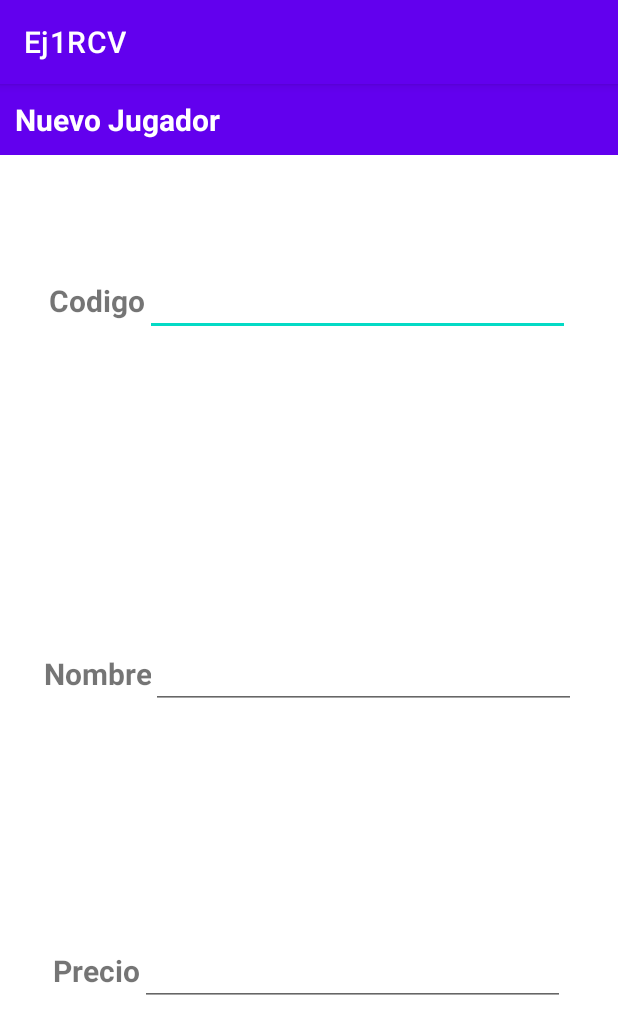
After one commit to rcanelav/Ej1RCV, an Android app: the AddPlayerActivity screen opened directly, with no data from a screen before it, on a phone screen of 412 x 824 dp. The commit adds this screen. Shown: the top 1034 px of the screen. Run offline under Robolectric (Android 15) with nearby library versions, the phone set to English and light mode, and no system bars.

Commit message:
ADD: code name and price to add new Player activity

```diff
--- a/app/src/main/AndroidManifest.xml
+++ b/app/src/main/AndroidManifest.xml
@@ -12,6 +12,13 @@
         android:supportsRtl="true"
         android:theme="@style/Theme.Ej1RCV"
         tools:targetApi="31">
+        <activity
+            android:name=".AddPlayerActivity"
+            android:exported="false">
+            <meta-data
+                android:name="android.app.lib_name"
+                android:value="" />
+        </activity>
         <activity
             android:name=".PlayerListActivity"
             android:exported="false">
--- /dev/null
+++ b/app/src/main/java/com/liceolapaz/dam/ej1rcv/AddPlayerActivity.kt
@@ -0,0 +1,11 @@
+package com.liceolapaz.dam.ej1rcv
+
+import androidx.appcompat.app.AppCompatActivity
+import android.os.Bundle
+
+class AddPlayerActivity : AppCompatActivity() {
+    override fun onCreate(savedInstanceState: Bundle?) {
+        super.onCreate(savedInstanceState)
+        setContentView(R.layout.activity_add_player)
+    }
+}
--- a/app/src/main/java/com/liceolapaz/dam/ej1rcv/PlayerListActivity.kt
+++ b/app/src/main/java/com/liceolapaz/dam/ej1rcv/PlayerListActivity.kt
@@ -1,8 +1,10 @@
 package com.liceolapaz.dam.ej1rcv
 
+import android.content.Intent
 import android.database.sqlite.SQLiteDatabase
 import androidx.appcompat.app.AppCompatActivity
 import android.os.Bundle
+import android.widget.Button
 import com.liceolapaz.dam.ej1rcv.databinding.ActivityPlayerListBinding
 
 class PlayerListActivity : AppCompatActivity() {
@@ -13,22 +15,27 @@ class PlayerListActivity : AppCompatActivity() {
         setContentView(R.layout.activity_player_list)
         playersDBHelper = miSQLiteHelper(this)
 
-        val db : SQLiteDatabase = playersDBHelper.readableDatabase
-        val cursor = db.rawQuery("SELECT * FROM players", null)
+//        val db : SQLiteDatabase = playersDBHelper.readableDatabase
+//        val cursor = db.rawQuery("SELECT * FROM players", null)
 
-        if (cursor.moveToFirst()) {
-            do {
-                val name = cursor.getString(1)
-                val surname = cursor.getString(2)
-                val position = cursor.getString(3)
-                val number = cursor.getInt(4)
-                val team = cursor.getString(5)
-
-            } while (cursor.moveToNext())
-        }
+//        if (cursor.moveToFirst()) {
+//            do {
+//                val name = cursor.getString(1)
+//                val surname = cursor.getString(2)
+//                val position = cursor.getString(3)
+//                val number = cursor.getInt(4)
+//                val team = cursor.getString(5)
+//
+//            } while (cursor.moveToNext())
+//        }
         binding = ActivityPlayerListBinding.inflate(layoutInflater)
         setContentView(binding.root)
 
+        val addPlayerBtn = findViewById<Button>(R.id.btnAddPlayer)
+        addPlayerBtn.setOnClickListener {
+            val intent = Intent(this, AddPlayerActivity::class.java)
+            startActivity(intent)
+        }
 
 
     }
--- /dev/null
+++ b/app/src/main/res/layout/activity_add_player.xml
@@ -0,0 +1,139 @@
+<?xml version="1.0" encoding="utf-8"?>
+<androidx.constraintlayout.widget.ConstraintLayout xmlns:android="http://schemas.android.com/apk/res/android"
+    xmlns:app="http://schemas.android.com/apk/res-auto"
+    xmlns:tools="http://schemas.android.com/tools"
+    android:layout_width="match_parent"
+    android:layout_height="match_parent"
+    tools:context=".AddPlayerActivity">
+
+    <LinearLayout
+        android:layout_width="match_parent"
+        android:layout_height="wrap_content"
+        android:orientation="horizontal"
+        app:layout_constraintTop_toTopOf="parent"
+        android:background="@color/purple_500"
+        android:id="@+id/headerLayout">
+        >
+
+        <TextView
+            android:id="@+id/txtNewPlayer"
+            android:layout_width="wrap_content"
+            android:layout_height="wrap_content"
+            android:layout_margin="10dp"
+            android:gravity="center"
+            android:text="Nuevo Jugador"
+            android:textColor="@color/white"
+            android:textSize="20sp"
+            android:textStyle="bold"
+            android:layout_marginLeft="30dp"
+            app:layout_constraintEnd_toEndOf="parent"
+            app:layout_constraintHorizontal_bias="0.133"
+            app:layout_constraintStart_toStartOf="parent"
+            app:layout_constraintTop_toBottomOf="@+id/headerLayout" />
+    </LinearLayout>
+
+    <LinearLayout
+        android:id="@+id/codeLayout"
+        android:layout_width="wrap_content"
+        android:layout_height="50dp"
+        android:layout_marginTop="75dp"
+        android:orientation="horizontal"
+        app:layout_constraintEnd_toEndOf="parent"
+        app:layout_constraintStart_toStartOf="parent"
+        app:layout_constraintTop_toBottomOf="@+id/headerLayout">
+
+        <TextView
+            android:id="@+id/txtPlayerCode"
+            android:layout_width="wrap_content"
+            android:layout_height="wrap_content"
+            android:gravity="center"
+            android:text="Codigo"
+            android:textSize="20sp"
+            android:textStyle="bold"
+            app:layout_constraintEnd_toEndOf="parent"
+            app:layout_constraintHorizontal_bias="0.12"
+            app:layout_constraintStart_toStartOf="parent"
+            app:layout_constraintTop_toBottomOf="@+id/headerLayout" />
+
+        <EditText
+            android:id="@+id/etPlayerCode"
+            android:layout_width="283dp"
+            android:layout_height="wrap_content"
+            android:ems="11"
+            android:inputType="textPersonName"
+            app:layout_constraintEnd_toEndOf="parent"
+            app:layout_constraintHorizontal_bias="0.25"
+            app:layout_constraintStart_toEndOf="@+id/txtPlayerCode"
+            app:layout_constraintTop_toBottomOf="@+id/headerLayout" />
+    </LinearLayout>
+
+    <LinearLayout
+        android:id="@+id/nameLayout"
+        android:layout_width="wrap_content"
+        android:layout_height="50dp"
+        android:orientation="horizontal"
+        app:layout_constraintBottom_toBottomOf="@id/priceLayout"
+        app:layout_constraintEnd_toEndOf="parent"
+        app:layout_constraintStart_toStartOf="parent"
+        app:layout_constraintTop_toBottomOf="@+id/codeLayout">
+
+        <TextView
+            android:id="@+id/txtPlayerName"
+            android:layout_width="wrap_content"
+            android:layout_height="wrap_content"
+            android:gravity="center"
+            android:text="Nombre"
+            android:textSize="20sp"
+            android:textStyle="bold"
+            app:layout_constraintEnd_toEndOf="parent"
+            app:layout_constraintHorizontal_bias="0.12"
+            app:layout_constraintStart_toStartOf="parent"
+            app:layout_constraintTop_toBottomOf="@+id/headerLayout" />
+
+        <EditText
+            android:id="@+id/etPlayerName"
+            android:layout_width="283dp"
+            android:layout_height="wrap_content"
+            android:ems="11"
+            android:inputType="textPersonName"
+            app:layout_constraintEnd_toEndOf="parent"
+            app:layout_constraintHorizontal_bias="0.25"
+            app:layout_constraintStart_toEndOf="@+id/txtPlayerCode"
+            app:layout_constraintTop_toBottomOf="@+id/nameLayout" />
+    </LinearLayout>
+
+    <LinearLayout
+        android:id="@+id/priceLayout"
+        android:layout_width="wrap_content"
+        android:layout_height="50dp"
+        android:orientation="horizontal"
+        app:layout_constraintBottom_toBottomOf="parent"
+        app:layout_constraintEnd_toEndOf="parent"
+        app:layout_constraintStart_toStartOf="parent"
+        app:layout_constraintTop_toBottomOf="@+id/nameLayout">
+
+        <TextView
+            android:id="@+id/txtPrice"
+            android:layout_width="wrap_content"
+            android:layout_height="wrap_content"
+            android:gravity="center"
+            android:text="Precio"
+            android:textSize="20sp"
+            android:textStyle="bold"
+            app:layout_constraintEnd_toEndOf="parent"
+            app:layout_constraintHorizontal_bias="0.12"
+            app:layout_constraintStart_toStartOf="parent"
+            app:layout_constraintTop_toBottomOf="@+id/priceLayout" />
+
+        <EditText
+            android:id="@+id/etPlayerPrice"
+            android:layout_width="283dp"
+            android:layout_height="wrap_content"
+            android:ems="11"
+            android:inputType="textPersonName"
+            app:layout_constraintEnd_toEndOf="parent"
+            app:layout_constraintHorizontal_bias="0.25"
+            app:layout_constraintStart_toEndOf="@+id/txtPlayerCode"
+            app:layout_constraintTop_toBottomOf="@+id/nameLayout" />
+    </LinearLayout>
+</androidx.constraintlayout.widget.ConstraintLayout>
--- a/app/src/main/res/layout/activity_player_list.xml
+++ b/app/src/main/res/layout/activity_player_list.xml
@@ -27,7 +27,6 @@
         android:layout_marginTop="16dp"
         android:text="+"
         android:textSize="26sp"
-        app:layout_constraintBottom_toBottomOf=""
         app:layout_constraintEnd_toEndOf="parent"
         app:layout_constraintHorizontal_bias="0.626"
         app:layout_constraintStart_toEndOf="@id/txtPlayerList"
```
